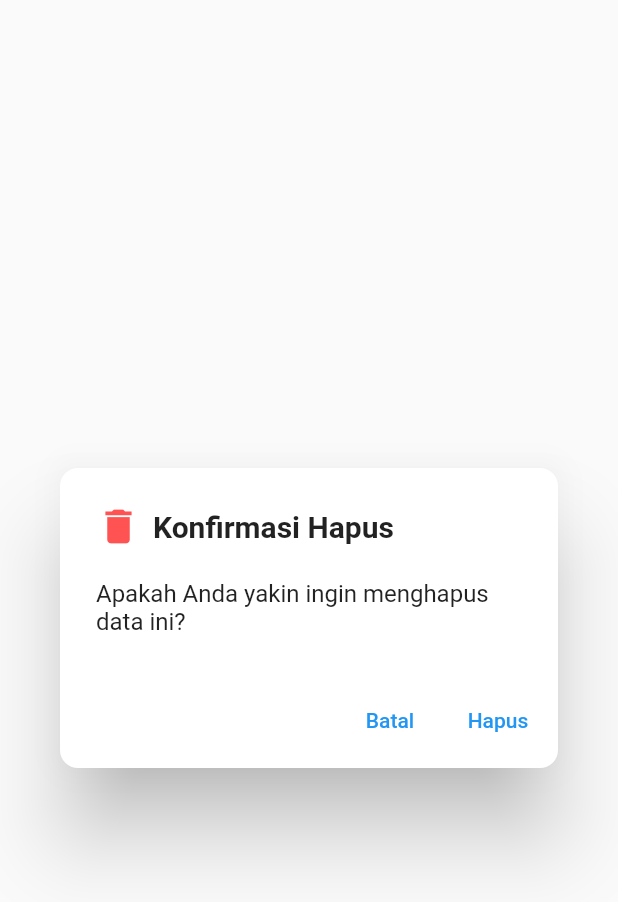
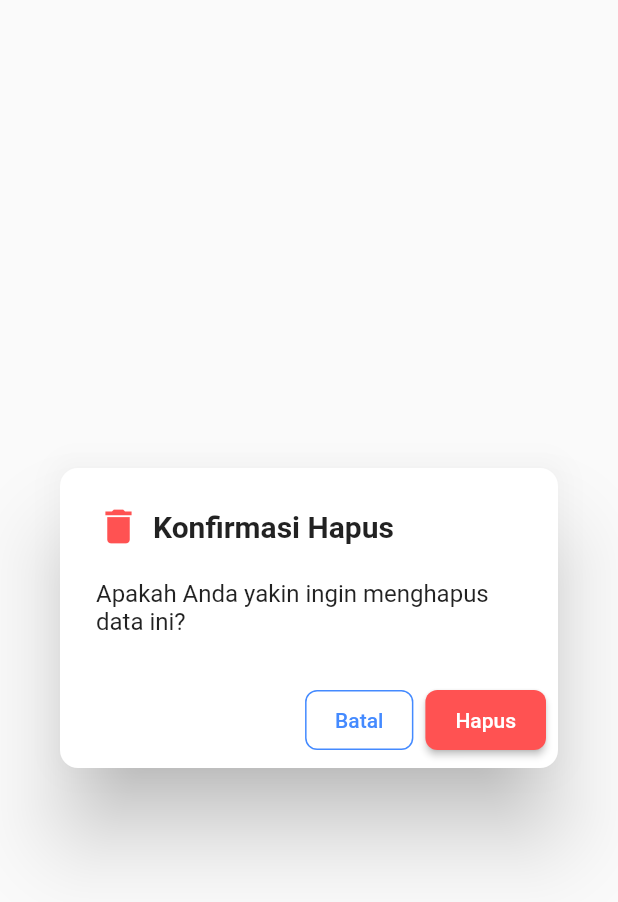
Before and after one commit to alvariezi/sales, a Flutter app: the DeleteRestock widget shown alone on an empty page, opened directly, on a phone screen of 412 x 824 dp. Shown: the top 902 px of the screen. Run offline on Flutter 3.47's test engine with Material 2 defaults, Android fonts, the phone set to English and light mode, and no system bars; our stand-ins replace shared_preferences, shimmer; accounts and stored records are empty; network calls fail.

Commit message:
update method delete for qty_gudang

```diff
--- a/lib/components/delete_restock_produk.dart
+++ b/lib/components/delete_restock_produk.dart
@@ -33,13 +33,31 @@ class DeleteRestock extends StatelessWidget {
           onPressed: () {
             Navigator.of(context).pop(false); // Cancel
           },
-          child: const Text('Batal'),
+          child: const Text(
+            'Batal',
+            style: TextStyle(color: Colors.blueAccent),
+          ),
+          style: TextButton.styleFrom(
+            padding: const EdgeInsets.symmetric(vertical: 12, horizontal: 20),
+            shape: RoundedRectangleBorder(
+              borderRadius: BorderRadius.circular(8.0),
+              side: BorderSide(color: Colors.blueAccent),
+            ),
+          ),
         ),
-        TextButton(
-          onPressed: () {
-            onConfirm();
-          },
-          child: const Text('Hapus'),
+        ElevatedButton(
+          onPressed: onConfirm,
+          child: const Text(
+            'Hapus',
+            style: TextStyle(color: Colors.white),
+          ),
+          style: ElevatedButton.styleFrom(
+            primary: Colors.redAccent,
+            padding: const EdgeInsets.symmetric(vertical: 12, horizontal: 20),
+            shape: RoundedRectangleBorder(
+              borderRadius: BorderRadius.circular(8.0),
+            ),
+          ),
         ),
       ],
     );
```
Also changed, not shown: lib/screens/stock_history.dart (+49 -71 lines).
